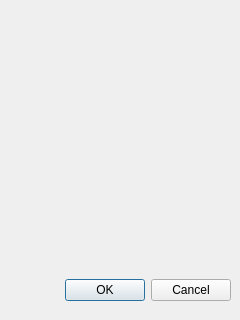
CloudCompare/CloudCompare, file qCC/ui_templates/bdrCameraParaDlg.ui: the form before one commit.
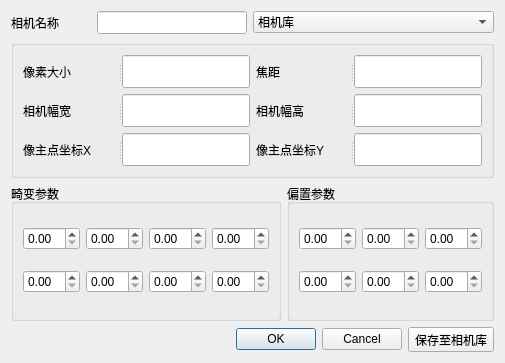
The form after the commit.

What changed in the file:
```diff
--- a/qCC/ui_templates/bdrCameraParaDlg.ui
+++ b/qCC/ui_templates/bdrCameraParaDlg.ui
@@ -6,29 +6,337 @@
    <rect>
     <x>0</x>
     <y>0</y>
-    <width>240</width>
-    <height>320</height>
+    <width>467</width>
+    <height>363</height>
    </rect>
   </property>
   <property name="windowTitle">
    <string>相机参数设置</string>
   </property>
-  <widget class="QDialogButtonBox" name="buttonBox">
-   <property name="geometry">
-    <rect>
-     <x>10</x>
-     <y>270</y>
-     <width>221</width>
-     <height>41</height>
-    </rect>
-   </property>
-   <property name="orientation">
-    <enum>Qt::Horizontal</enum>
-   </property>
-   <property name="standardButtons">
-    <set>QDialogButtonBox::Cancel|QDialogButtonBox::Ok</set>
-   </property>
-  </widget>
+  <layout class="QVBoxLayout" name="verticalLayout">
+   <item>
+    <layout class="QHBoxLayout" name="horizontalLayout">
+     <item>
+      <widget class="QLabel" name="label">
+       <property name="sizePolicy">
+        <sizepolicy hsizetype="Fixed" vsizetype="Preferred">
+         <horstretch>0</horstretch>
+         <verstretch>0</verstretch>
+        </sizepolicy>
+       </property>
+       <property name="minimumSize">
+        <size>
+         <width>80</width>
+         <height>0</height>
+        </size>
+       </property>
+       <property name="text">
+        <string>相机名称</string>
+       </property>
+      </widget>
+     </item>
+     <item>
+      <widget class="QLineEdit" name="cameraNameLineEdit">
+       <property name="sizePolicy">
+        <sizepolicy hsizetype="Expanding" vsizetype="Fixed">
+         <horstretch>0</horstretch>
+         <verstretch>0</verstretch>
+        </sizepolicy>
+       </property>
+       <property name="minimumSize">
+        <size>
+         <width>0</width>
+         <height>23</height>
+        </size>
+       </property>
+       <property name="maximumSize">
+        <size>
+         <width>150</width>
+         <height>23</height>
+        </size>
+       </property>
+      </widget>
+     </item>
+     <item>
+      <widget class="QComboBox" name="comboBox">
+       <property name="minimumSize">
+        <size>
+         <width>100</width>
+         <height>0</height>
+        </size>
+       </property>
+       <property name="currentText">
+        <string>相机库</string>
+       </property>
+       <property name="currentIndex">
+        <number>0</number>
+       </property>
+       <property name="modelColumn">
+        <number>0</number>
+       </property>
+       <item>
+        <property name="text">
+         <string>相机库</string>
+        </property>
+       </item>
+      </widget>
+     </item>
+    </layout>
+   </item>
+   <item>
+    <widget class="QGroupBox" name="groupBox_3">
+     <property name="title">
+      <string/>
+     </property>
+     <property name="flat">
+      <bool>true</bool>
+     </property>
+     <layout class="QGridLayout" name="gridLayout_3">
+      <item row="0" column="0">
+       <widget class="QSplitter" name="splitter">
+        <property name="orientation">
+         <enum>Qt::Horizontal</enum>
+        </property>
+        <widget class="QLabel" name="label_2">
+         <property name="sizePolicy">
+          <sizepolicy hsizetype="Fixed" vsizetype="Preferred">
+           <horstretch>0</horstretch>
+           <verstretch>0</verstretch>
+          </sizepolicy>
+         </property>
+         <property name="minimumSize">
+          <size>
+           <width>80</width>
+           <height>0</height>
+          </size>
+         </property>
+         <property name="text">
+          <string>像素大小</string>
+         </property>
+        </widget>
+        <widget class="QLineEdit" name="cameraNameLineEdit_2"/>
+       </widget>
+      </item>
+      <item row="0" column="1">
+       <widget class="QSplitter" name="splitter_2">
+        <property name="orientation">
+         <enum>Qt::Horizontal</enum>
+        </property>
+        <widget class="QLabel" name="label_3">
+         <property name="sizePolicy">
+          <sizepolicy hsizetype="Fixed" vsizetype="Preferred">
+           <horstretch>0</horstretch>
+           <verstretch>0</verstretch>
+          </sizepolicy>
+         </property>
+         <property name="minimumSize">
+          <size>
+           <width>80</width>
+           <height>0</height>
+          </size>
+         </property>
+         <property name="text">
+          <string>焦距</string>
+         </property>
+        </widget>
+        <widget class="QLineEdit" name="cameraNameLineEdit_3"/>
+       </widget>
+      </item>
+      <item row="1" column="0">
+       <widget class="QSplitter" name="splitter_6">
+        <property name="orientation">
+         <enum>Qt::Horizontal</enum>
+        </property>
+        <widget class="QLabel" name="label_5">
+         <property name="sizePolicy">
+          <sizepolicy hsizetype="Fixed" vsizetype="Preferred">
+           <horstretch>0</horstretch>
+           <verstretch>0</verstretch>
+          </sizepolicy>
+         </property>
+         <property name="minimumSize">
+          <size>
+           <width>80</width>
+           <height>0</height>
+          </size>
+         </property>
+         <property name="text">
+          <string>相机幅宽</string>
+         </property>
+        </widget>
+        <widget class="QLineEdit" name="cameraNameLineEdit_5"/>
+       </widget>
+      </item>
+      <item row="1" column="1">
+       <widget class="QSplitter" name="splitter_5">
+        <property name="orientation">
+         <enum>Qt::Horizontal</enum>
+        </property>
+        <widget class="QLabel" name="label_4">
+         <property name="sizePolicy">
+          <sizepolicy hsizetype="Fixed" vsizetype="Preferred">
+           <horstretch>0</horstretch>
+           <verstretch>0</verstretch>
+          </sizepolicy>
+         </property>
+         <property name="minimumSize">
+          <size>
+           <width>80</width>
+           <height>0</height>
+          </size>
+         </property>
+         <property name="text">
+          <string>相机幅高</string>
+         </property>
+        </widget>
+        <widget class="QLineEdit" name="cameraNameLineEdit_4"/>
+       </widget>
+      </item>
+      <item row="2" column="0">
+       <widget class="QSplitter" name="splitter_3">
+        <property name="orientation">
+         <enum>Qt::Horizontal</enum>
+        </property>
+        <widget class="QLabel" name="label_6">
+         <property name="sizePolicy">
+          <sizepolicy hsizetype="Fixed" vsizetype="Preferred">
+           <horstretch>0</horstretch>
+           <verstretch>0</verstretch>
+          </sizepolicy>
+         </property>
+         <property name="minimumSize">
+          <size>
+           <width>80</width>
+           <height>0</height>
+          </size>
+         </property>
+         <property name="text">
+          <string>像主点坐标X</string>
+         </property>
+        </widget>
+        <widget class="QLineEdit" name="cameraNameLineEdit_7"/>
+       </widget>
+      </item>
+      <item row="2" column="1">
+       <widget class="QSplitter" name="splitter_4">
+        <property name="orientation">
+         <enum>Qt::Horizontal</enum>
+        </property>
+        <widget class="QLabel" name="label_7">
+         <property name="sizePolicy">
+          <sizepolicy hsizetype="Fixed" vsizetype="Preferred">
+           <horstretch>0</horstretch>
+           <verstretch>0</verstretch>
+          </sizepolicy>
+         </property>
+         <property name="minimumSize">
+          <size>
+           <width>80</width>
+           <height>0</height>
+          </size>
+         </property>
+         <property name="text">
+          <string>像主点坐标Y</string>
+         </property>
+        </widget>
+        <widget class="QLineEdit" name="cameraNameLineEdit_6"/>
+       </widget>
+      </item>
+     </layout>
+    </widget>
+   </item>
+   <item>
+    <layout class="QHBoxLayout" name="horizontalLayout_2">
+     <item>
+      <widget class="QGroupBox" name="groupBox">
+       <property name="title">
+        <string>畸变参数</string>
+       </property>
+       <layout class="QGridLayout" name="gridLayout">
+        <item row="0" column="0">
+         <widget class="QDoubleSpinBox" name="doubleSpinBox"/>
+        </item>
+        <item row="0" column="1">
+         <widget class="QDoubleSpinBox" name="doubleSpinBox_2"/>
+        </item>
+        <item row="0" column="2">
+         <widget class="QDoubleSpinBox" name="doubleSpinBox_3"/>
+        </item>
+        <item row="0" column="3">
+         <widget class="QDoubleSpinBox" name="doubleSpinBox_4"/>
+        </item>
+        <item row="1" column="0">
+         <widget class="QDoubleSpinBox" name="doubleSpinBox_6"/>
+        </item>
+        <item row="1" column="1">
+         <widget class="QDoubleSpinBox" name="doubleSpinBox_8"/>
+        </item>
+        <item row="1" column="2">
+         <widget class="QDoubleSpinBox" name="doubleSpinBox_7"/>
+        </item>
+        <item row="1" column="3">
+         <widget class="QDoubleSpinBox" name="doubleSpinBox_5"/>
+        </item>
+       </layout>
+      </widget>
+     </item>
+     <item>
+      <widget class="QGroupBox" name="groupBox_2">
+       <property name="title">
+        <string>偏置参数</string>
+       </property>
+       <layout class="QGridLayout" name="gridLayout_2">
+        <item row="0" column="0">
+         <widget class="QDoubleSpinBox" name="doubleSpinBox_11"/>
+        </item>
+        <item row="0" column="1">
+         <widget class="QDoubleSpinBox" name="doubleSpinBox_13"/>
+        </item>
+        <item row="0" column="2">
+         <widget class="QDoubleSpinBox" name="doubleSpinBox_12"/>
+        </item>
+        <item row="1" column="0">
+         <widget class="QDoubleSpinBox" name="doubleSpinBox_10"/>
+        </item>
+        <item row="1" column="1">
+         <widget class="QDoubleSpinBox" name="doubleSpinBox_14"/>
+        </item>
+        <item row="1" column="2">
+         <widget class="QDoubleSpinBox" name="doubleSpinBox_9"/>
+        </item>
+       </layout>
+      </widget>
+     </item>
+    </layout>
+   </item>
+   <item>
+    <layout class="QHBoxLayout" name="horizontalLayout_3">
+     <item>
+      <widget class="QDialogButtonBox" name="buttonBox">
+       <property name="orientation">
+        <enum>Qt::Horizontal</enum>
+       </property>
+       <property name="standardButtons">
+        <set>QDialogButtonBox::Cancel|QDialogButtonBox::Ok</set>
+       </property>
+      </widget>
+     </item>
+     <item>
+      <widget class="QToolButton" name="saveToDBToolButton">
+       <property name="minimumSize">
+        <size>
+         <width>0</width>
+         <height>23</height>
+        </size>
+       </property>
+       <property name="text">
+        <string>保存至相机库</string>
+       </property>
+      </widget>
+     </item>
+    </layout>
+   </item>
+  </layout>
  </widget>
  <resources/>
  <connections>
```
